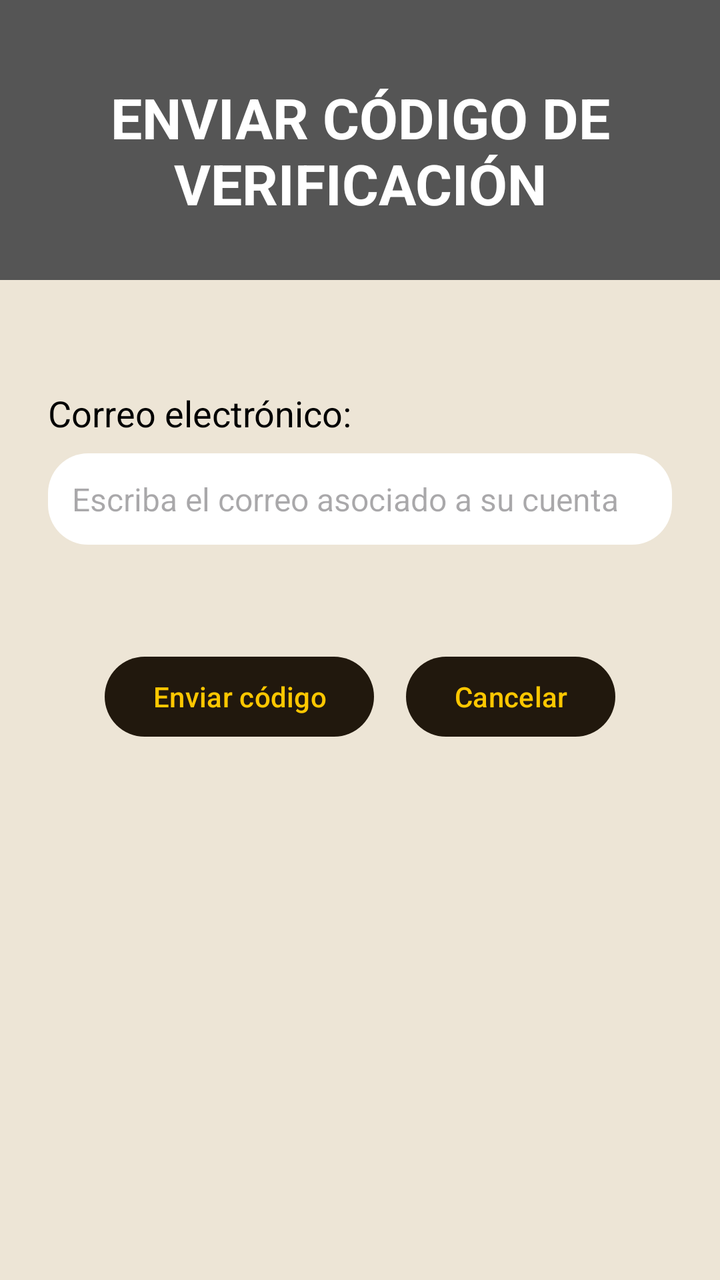
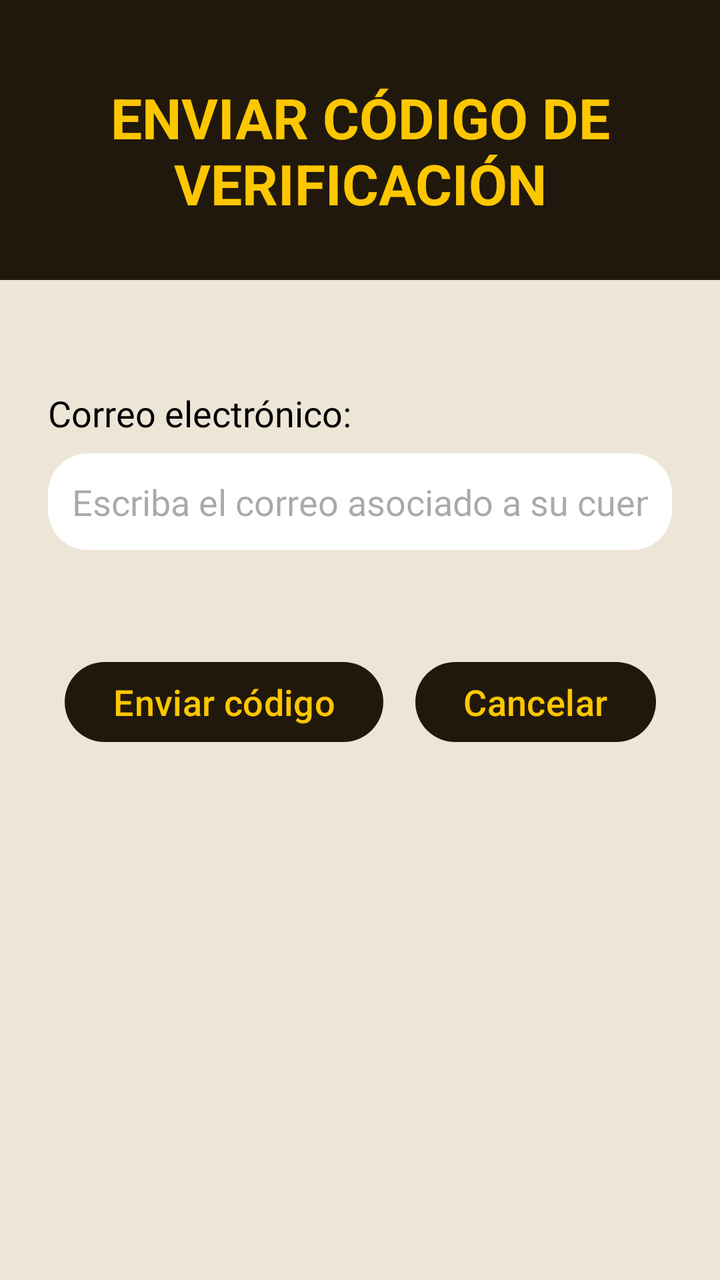

Two renders of the same Android screen: before a commit and after it. Below are the layout's source before the change and the commit's diff.
<!-- AndroidManifest.xml: application theme Theme.RefriMancia -->
<!-- res/layout/ventana_verificar.xml -->
<?xml version="1.0" encoding="utf-8"?>
<ScrollView xmlns:android="http://schemas.android.com/apk/res/android"
    xmlns:app="http://schemas.android.com/apk/res-auto"
    xmlns:tools="http://schemas.android.com/tools"
    style="@style/fondoPantallas"
    android:layout_width="match_parent"
    android:layout_height="match_parent">

    <androidx.constraintlayout.widget.ConstraintLayout
        android:id="@+id/main"
        android:layout_width="match_parent"
        android:layout_height="wrap_content"
        android:paddingBottom="80dp">

        
        <View
            android:id="@+id/headerBackground"
            android:layout_width="match_parent"
            android:layout_height="140dp"
            android:background="#555555"
            app:layout_constraintTop_toTopOf="parent" />

        
        <TextView
            android:id="@+id/tvTituloVerificar"
            android:layout_width="0dp"
            android:layout_height="wrap_content"
            android:layout_marginHorizontal="24dp"
            android:layout_marginTop="40dp"
            android:text="ENVIAR CÓDIGO DE VERIFICACIÓN"
            android:textAlignment="center"
            android:textColor="#FFFFFF"
            android:textSize="28sp"
            android:textStyle="bold"
            app:layout_constraintEnd_toEndOf="parent"
            app:layout_constraintStart_toStartOf="parent"
            app:layout_constraintTop_toTopOf="parent" />

        

        
        <TextView
            android:id="@+id/tvCorreoVerificar"
            android:layout_width="wrap_content"
            android:layout_height="wrap_content"
            android:layout_marginStart="24dp"
            android:layout_marginTop="84dp"
            android:text="Correo electrónico:"
            android:textColor="#000000"
            android:textSize="18sp"
            app:layout_constraintStart_toStartOf="parent"
            app:layout_constraintTop_toBottomOf="@id/tvTituloVerificar" />

        <EditText
            android:id="@+id/etCorreoVerificar"
            android:layout_width="0dp"
            android:layout_height="wrap_content"
            android:layout_marginHorizontal="24dp"
            android:layout_marginTop="8dp"
            android:background="@drawable/bg_input"
            android:hint="Escriba el correo asociado a su cuenta"
            android:inputType="textEmailAddress"
            android:padding="12dp"
            android:textSize="16sp"
            app:layout_constraintTop_toBottomOf="@id/tvCorreoVerificar"
            app:layout_constraintStart_toStartOf="parent"
            app:layout_constraintEnd_toEndOf="parent" />

        

        

        <Button
            android:id="@+id/botonEnviarCode"
            style="@style/estiloBotones"
            android:layout_width="wrap_content"
            android:layout_height="wrap_content"
            android:layout_marginTop="52dp"
            android:text="Enviar código"
            android:textAllCaps="false"
            app:layout_constraintEnd_toStartOf="@id/botonCancelarVerificar"
            app:layout_constraintHorizontal_chainStyle="packed"
            app:layout_constraintStart_toStartOf="parent"
            app:layout_constraintTop_toBottomOf="@id/etCorreoVerificar" />

        <Button
            android:id="@+id/botonCancelarVerificar"
            style="@style/estiloBotones"
            android:layout_width="wrap_content"
            android:layout_height="wrap_content"
            android:layout_marginStart="16dp"
            android:layout_marginTop="52dp"
            android:text="Cancelar"
            android:textAllCaps="false"
            app:layout_constraintEnd_toEndOf="parent"
            app:layout_constraintStart_toEndOf="@id/botonEnviarCode"
            app:layout_constraintTop_toBottomOf="@id/etCorreoVerificar" />

    </androidx.constraintlayout.widget.ConstraintLayout>

</ScrollView>
<!-- resources referenced by this layout -->
<resources>
  <!-- drawable bg_input (drawable) -->
  <shape xmlns:android="http://schemas.android.com/apk/res/android">
      <solid android:color="#FFFFFF"/> 
      <corners android:radius="20dp"/>
  </shape>
  <style name="estiloBotones">
          <item name="android:textColor">@color/amarillo</item>
          <item name="backgroundTint">@color/marron_oscuro</item>
      </style>
  <style name="fondoPantallas">
          <item name="android:background">@color/beige</item>
      </style>
  <style name="Theme.RefriMancia" parent="Base.Theme.RefriMancia" />
  <color name="amarillo">#fdc700</color>
  <color name="marron_oscuro">#21180d</color>
  <color name="beige">#ede5d6</color>
  <style name="Base.Theme.RefriMancia" parent="Theme.Material3.DayNight.NoActionBar">
          
          
          <item name="android:statusBarColor">?attr/colorPrimary</item>
          <item name="android:windowLightStatusBar">false</item>
          
      </style>
</resources>

<!-- the commit's change to res/layout/ventana_verificar.xml (unified diff, before → after) -->
@@ -17,7 +17,7 @@
             android:id="@+id/headerBackground"
             android:layout_width="match_parent"
             android:layout_height="140dp"
-            android:background="#555555"
+            android:background="@color/marron_oscuro"
             app:layout_constraintTop_toTopOf="parent" />
 
         
@@ -29,7 +29,7 @@
             android:layout_marginTop="40dp"
             android:text="ENVIAR CÓDIGO DE VERIFICACIÓN"
             android:textAlignment="center"
-            android:textColor="#FFFFFF"
+            android:textColor="@color/amarillo"
             android:textSize="28sp"
             android:textStyle="bold"
             app:layout_constraintEnd_toEndOf="parent"
@@ -41,18 +41,23 @@
         
         <TextView
             android:id="@+id/tvCorreoVerificar"
+            style="@style/etiquetas"
             android:layout_width="wrap_content"
             android:layout_height="wrap_content"
             android:layout_marginStart="24dp"
             android:layout_marginTop="84dp"
             android:text="Correo electrónico:"
             android:textColor="#000000"
-            android:textSize="18sp"
             app:layout_constraintStart_toStartOf="parent"
             app:layout_constraintTop_toBottomOf="@id/tvTituloVerificar" />
 
+        
+
+        
+
         <EditText
             android:id="@+id/etCorreoVerificar"
+            style="@style/editTexts"
             android:layout_width="0dp"
             android:layout_height="wrap_content"
             android:layout_marginHorizontal="24dp"
@@ -61,14 +66,9 @@
             android:hint="Escriba el correo asociado a su cuenta"
             android:inputType="textEmailAddress"
             android:padding="12dp"
-            android:textSize="16sp"
-            app:layout_constraintTop_toBottomOf="@id/tvCorreoVerificar"
+            app:layout_constraintEnd_toEndOf="parent"
             app:layout_constraintStart_toStartOf="parent"
-            app:layout_constraintEnd_toEndOf="parent" />
-
-        
-
-        
+            app:layout_constraintTop_toBottomOf="@id/tvCorreoVerificar" />
 
         <Button
             android:id="@+id/botonEnviarCode"
<!-- resource entries referenced after the edit -->
@@ -5,9 +5,18 @@
       <solid android:color="#FFFFFF"/> 
       <corners android:radius="20dp"/>
   </shape>
+  <style name="editTexts">
+          <item name="android:textSize">18sp</item>
+          <item name="android:fontFamily">@font/alexandria</item>
+      </style>
   <style name="estiloBotones">
           <item name="android:textColor">@color/amarillo</item>
           <item name="backgroundTint">@color/marron_oscuro</item>
+          <item name="android:textSize">18sp</item>
+      </style>
+  <style name="etiquetas">
+          <item name="android:textSize">18sp</item>
+          <item name="android:fontFamily">@font/alexandria_semibold</item>
       </style>
   <style name="fondoPantallas">
           <item name="android:background">@color/beige</item>
